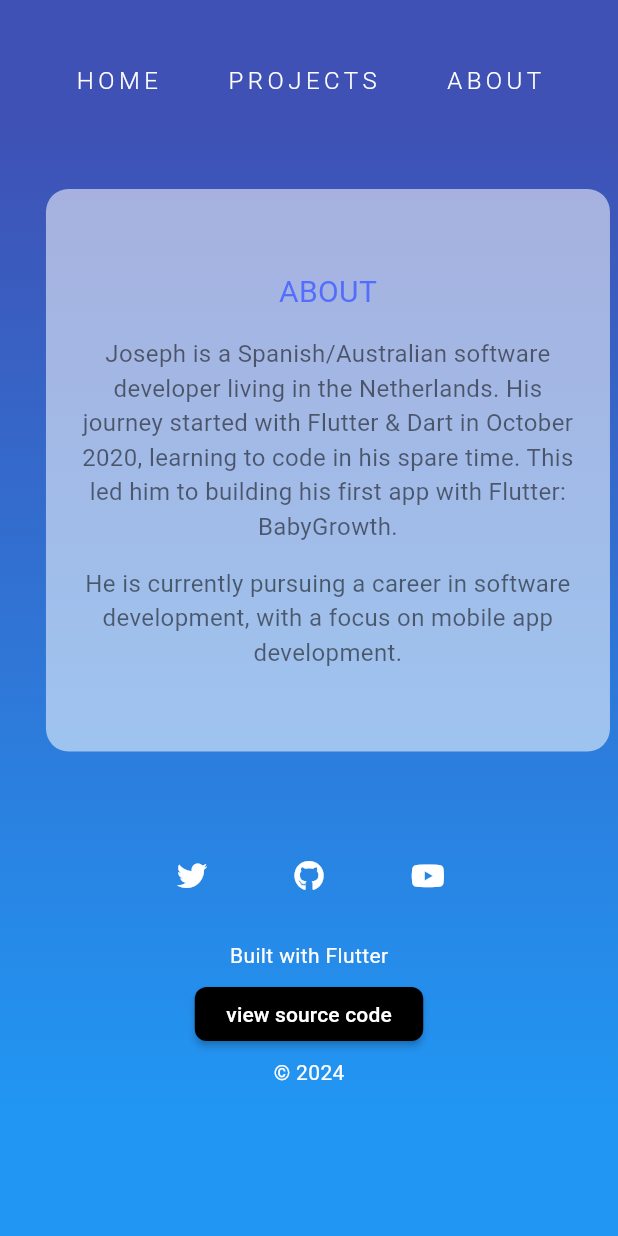
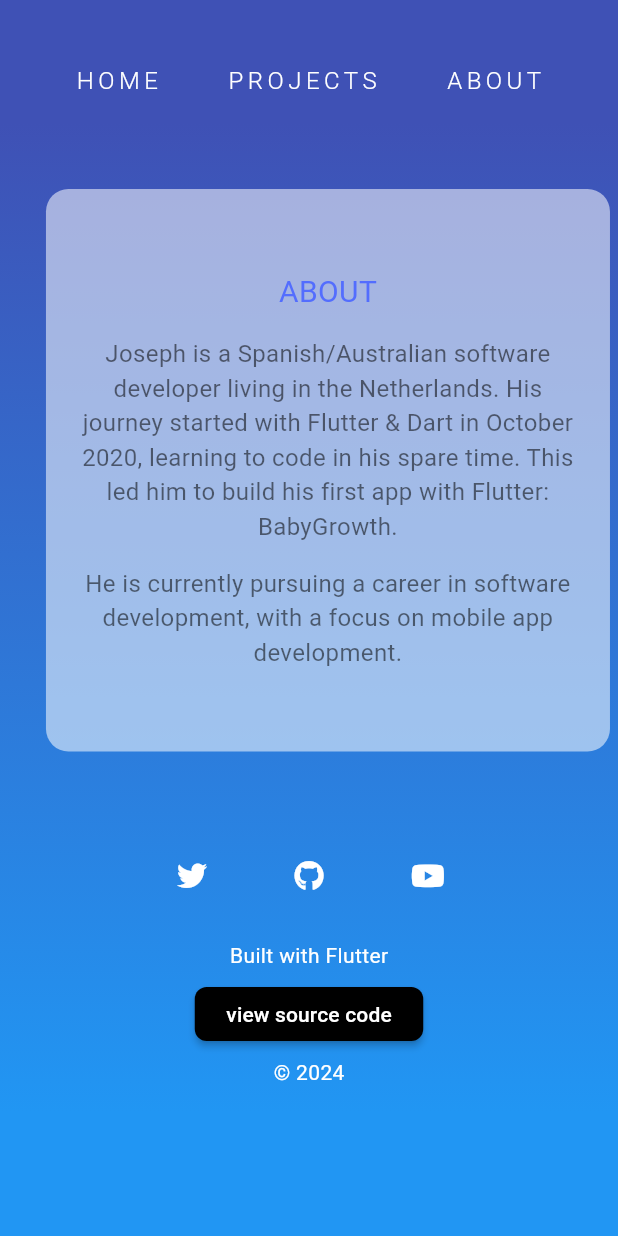
Before and after one commit to josephcavanna/personal_blog_v2, a Flutter app: the screen it shows after launch, after a tap on "PROJECTS", after a tap on "ABOUT", on a phone screen of 412 x 824 dp. Run offline on Flutter 3.47's test engine with Material 3 defaults, Android fonts, the light colour scheme and no system bars; our stand-ins replace font_awesome_flutter, supabase_flutter, url_strategy; accounts and stored records are empty; network calls fail.

Commit message:
minor change

```diff
--- a/lib/components/about_content.dart
+++ b/lib/components/about_content.dart
@@ -28,7 +28,7 @@ class AboutContent extends StatelessWidget {
                     height: 15,
                   ),
                   Text(
-                    'Joseph is a Spanish/Australian software developer living in the Netherlands. His journey started with Flutter & Dart in October 2020, learning to code in his spare time. This led him to building his first app with Flutter: BabyGrowth.',
+                    'Joseph is a Spanish/Australian software developer living in the Netherlands. His journey started with Flutter & Dart in October 2020, learning to code in his spare time. This led him to build his first app with Flutter: BabyGrowth.',
                     textAlign: TextAlign.center,
                     style: Constants.kAboutStyle,
                   ),
```
